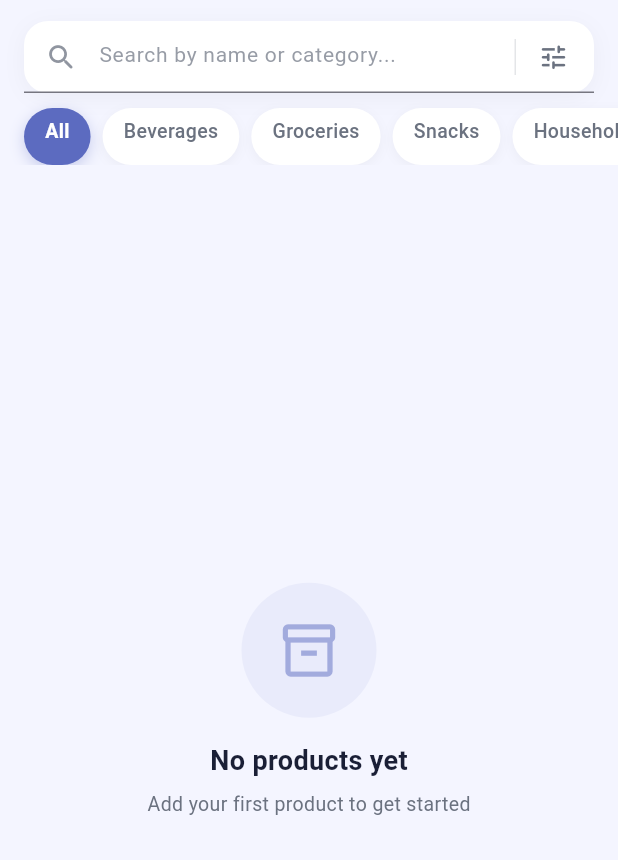
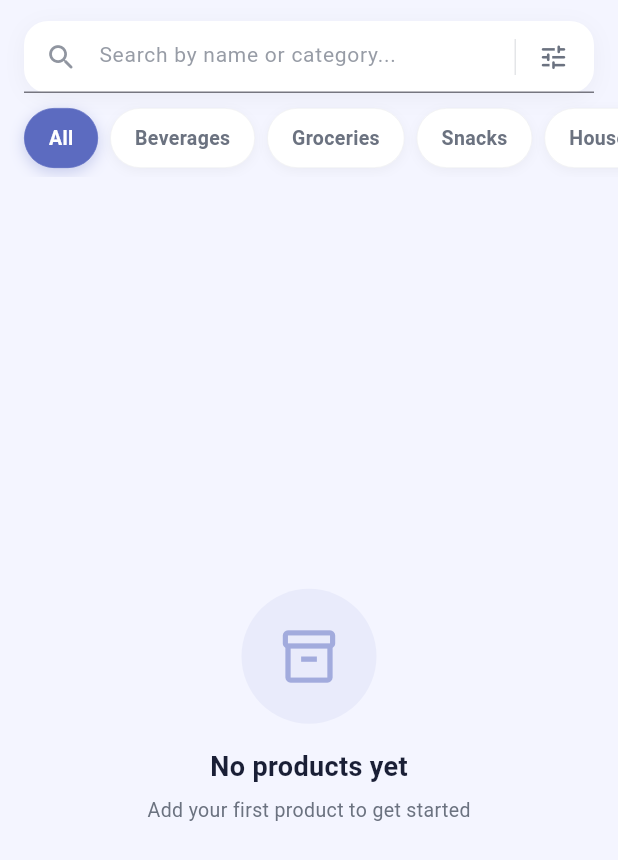
Before and after one commit to hanhyojo22/JMPOS, a Flutter app: the ProductsPage screen opened directly, on a phone screen of 412 x 824 dp. Shown: the top 860 px of the screen. Run offline on Flutter 3.47's test engine with Material 3 defaults, Android fonts, the phone set to English and light mode, and no system bars; our stand-ins replace image_picker, sqflite; missing offline and left inert: mobile_scanner; accounts and stored records are empty.

Commit message:
fix the category container

```diff
--- a/lib/pages/products.dart
+++ b/lib/pages/products.dart
@@ -641,9 +641,9 @@ class _ProductsPageState extends State<ProductsPage>
   // ── Category chips ─────────────────────────────────────────────────────────
   Widget _buildCategoryChips() {
     return SizedBox(
-      height: 48,
+      height: 56,
       child: ListView.separated(
-        padding: const EdgeInsets.fromLTRB(16, 10, 16, 0),
+        padding: const EdgeInsets.fromLTRB(16, 10, 16, 6),
         scrollDirection: Axis.horizontal,
         itemCount: _categories.length,
         separatorBuilder: (_, _) => const SizedBox(width: 8),
@@ -657,10 +657,17 @@ class _ProductsPageState extends State<ProductsPage>
                 setState(() => _filterCategory = cat == 'All' ? null : cat),
             child: AnimatedContainer(
               duration: const Duration(milliseconds: 200),
-              padding: const EdgeInsets.symmetric(horizontal: 14, vertical: 6),
+              constraints: const BoxConstraints(minHeight: 38),
+              padding: const EdgeInsets.symmetric(horizontal: 16, vertical: 9),
               decoration: BoxDecoration(
                 color: selected ? _primary : _panelSurface,
-                borderRadius: BorderRadius.circular(20),
+                borderRadius: BorderRadius.circular(99),
+                border: Border.all(
+                  color: selected
+                      ? _primary
+                      : _secondaryText.withValues(alpha: _isDark ? 0.18 : 0.1),
+                  width: 0.5,
+                ),
                 boxShadow: selected
                     ? [
                         BoxShadow(
@@ -677,12 +684,16 @@ class _ProductsPageState extends State<ProductsPage>
                         ),
                       ],
               ),
-              child: Text(
-                cat,
-                style: TextStyle(
-                  fontSize: 13,
-                  fontWeight: selected ? FontWeight.w700 : FontWeight.w500,
-                  color: selected ? Colors.white : _secondaryText,
+              child: Center(
+                child: Text(
+                  cat,
+                  maxLines: 1,
+                  overflow: TextOverflow.visible,
+                  style: TextStyle(
+                    fontSize: 13,
+                    fontWeight: selected ? FontWeight.w700 : FontWeight.w600,
+                    color: selected ? Colors.white : _secondaryText,
+                  ),
                 ),
               ),
             ),
--- a/pubspec.yaml
+++ b/pubspec.yaml
@@ -68,7 +68,7 @@ flutter:
   # To add assets to your application, add an assets section, like this:
   assets:
     - lib/assets/sari-sari-removebg-preview.png
-    - lib/assets/appicon.png
+
 
   # An image asset can refer to one or more resolution-specific "variants", see
   # https://flutter.dev/to/resolution-aware-images
```
Also changed, not shown: lib/pages/sales.dart (+27 -12 lines), lib/assets/appicon.png, 32 other files.
